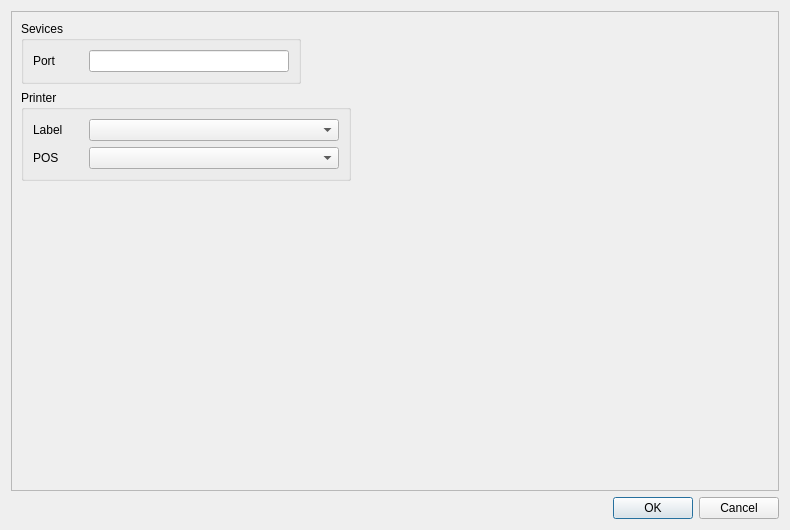
fananimi/IotBox-Hack, file ui/main.ui: the form before one commit.
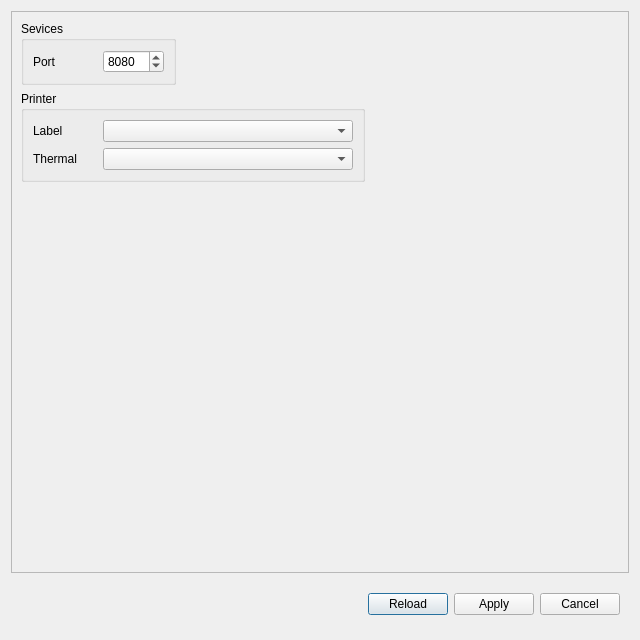
The form after the commit.

Commit message: add ui form configuration

```diff
--- a/ui/main.ui
+++ b/ui/main.ui
@@ -6,8 +6,8 @@
    <rect>
     <x>0</x>
     <y>0</y>
-    <width>790</width>
-    <height>530</height>
+    <width>640</width>
+    <height>640</height>
    </rect>
   </property>
   <property name="windowTitle">
@@ -42,7 +42,7 @@
           <widget class="QLabel" name="label_2">
            <property name="minimumSize">
             <size>
-             <width>50</width>
+             <width>64</width>
              <height>0</height>
             </size>
            </property>
@@ -55,12 +55,12 @@
           <widget class="QLabel" name="label_3">
            <property name="minimumSize">
             <size>
-             <width>50</width>
+             <width>64</width>
              <height>0</height>
             </size>
            </property>
            <property name="text">
-            <string>POS</string>
+            <string>Thermal</string>
            </property>
           </widget>
          </item>
@@ -97,7 +97,7 @@
           <widget class="QLabel" name="label">
            <property name="minimumSize">
             <size>
-             <width>50</width>
+             <width>64</width>
              <height>0</height>
             </size>
            </property>
@@ -107,12 +107,15 @@
           </widget>
          </item>
          <item row="0" column="1">
-          <widget class="QLineEdit" name="lineEdit">
-           <property name="minimumSize">
-            <size>
-             <width>200</width>
-             <height>0</height>
-            </size>
+          <widget class="QSpinBox" name="spnPort">
+           <property name="minimum">
+            <number>1025</number>
+           </property>
+           <property name="maximum">
+            <number>65535</number>
+           </property>
+           <property name="value">
+            <number>8080</number>
            </property>
           </widget>
          </item>
@@ -123,13 +126,64 @@
     </widget>
    </item>
    <item>
-    <widget class="QDialogButtonBox" name="buttonBox">
-     <property name="orientation">
-      <enum>Qt::Horizontal</enum>
+    <widget class="QFrame" name="frame_2">
+     <property name="minimumSize">
+      <size>
+       <width>0</width>
+       <height>0</height>
+      </size>
      </property>
-     <property name="standardButtons">
-      <set>QDialogButtonBox::Cancel|QDialogButtonBox::Ok</set>
+     <property name="maximumSize">
+      <size>
+       <width>16777215</width>
+       <height>50</height>
+      </size>
      </property>
+     <property name="frameShape">
+      <enum>QFrame::NoFrame</enum>
+     </property>
+     <property name="frameShadow">
+      <enum>QFrame::Raised</enum>
+     </property>
+     <property name="lineWidth">
+      <number>1</number>
+     </property>
+     <layout class="QHBoxLayout" name="horizontalLayout">
+      <item>
+       <spacer name="horizontalSpacer">
+        <property name="orientation">
+         <enum>Qt::Horizontal</enum>
+        </property>
+        <property name="sizeHint" stdset="0">
+         <size>
+          <width>40</width>
+          <height>20</height>
+         </size>
+        </property>
+       </spacer>
+      </item>
+      <item>
+       <widget class="QPushButton" name="btnReload">
+        <property name="text">
+         <string>Reload</string>
+        </property>
+       </widget>
+      </item>
+      <item>
+       <widget class="QPushButton" name="btnApply">
+        <property name="text">
+         <string>Apply</string>
+        </property>
+       </widget>
+      </item>
+      <item>
+       <widget class="QPushButton" name="btnCancel">
+        <property name="text">
+         <string>Cancel</string>
+        </property>
+       </widget>
+      </item>
+     </layout>
     </widget>
    </item>
   </layout>
```
Left out of the diff: 39 changed lines with no effect on the pictures. The commit also changes 3 other files.
